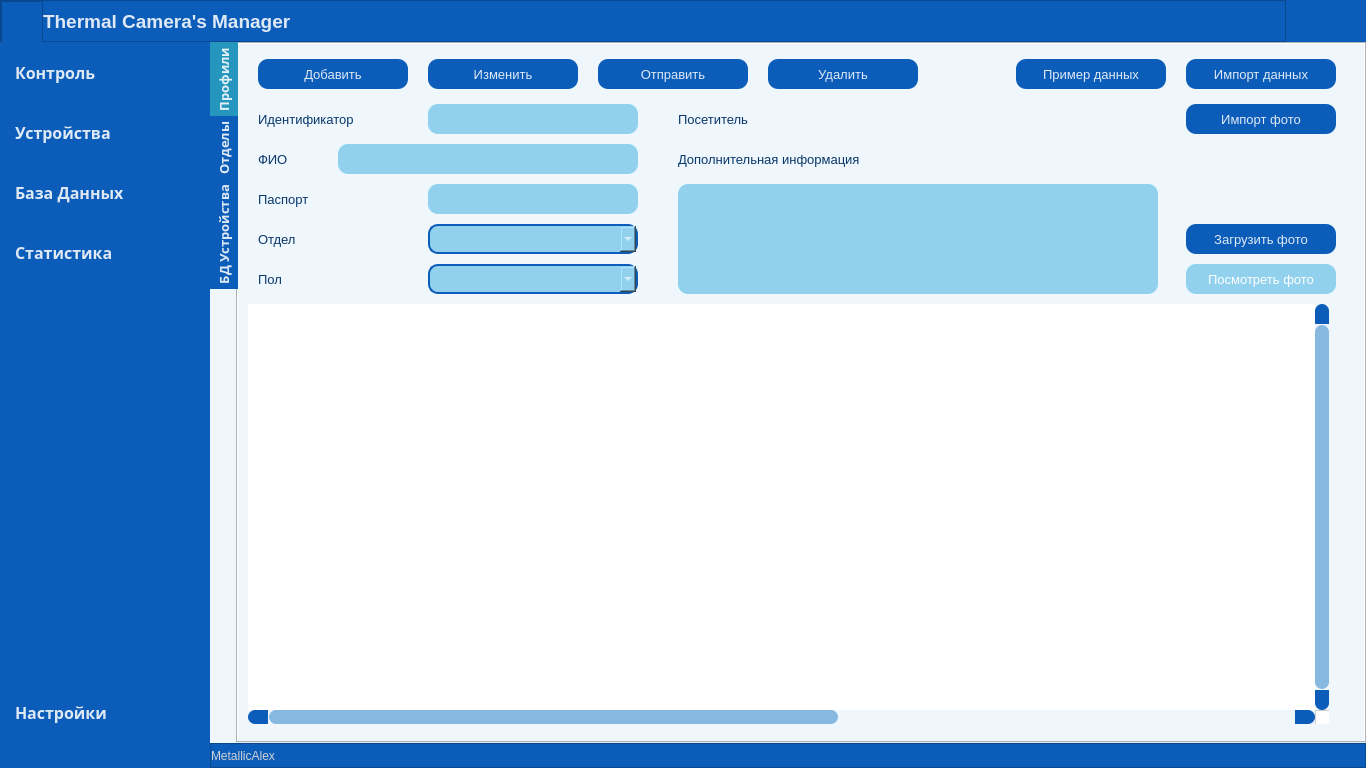
Qt form widget/forms/form_main.ui (MetallicAlex/Thermal-Camera) before a commit.
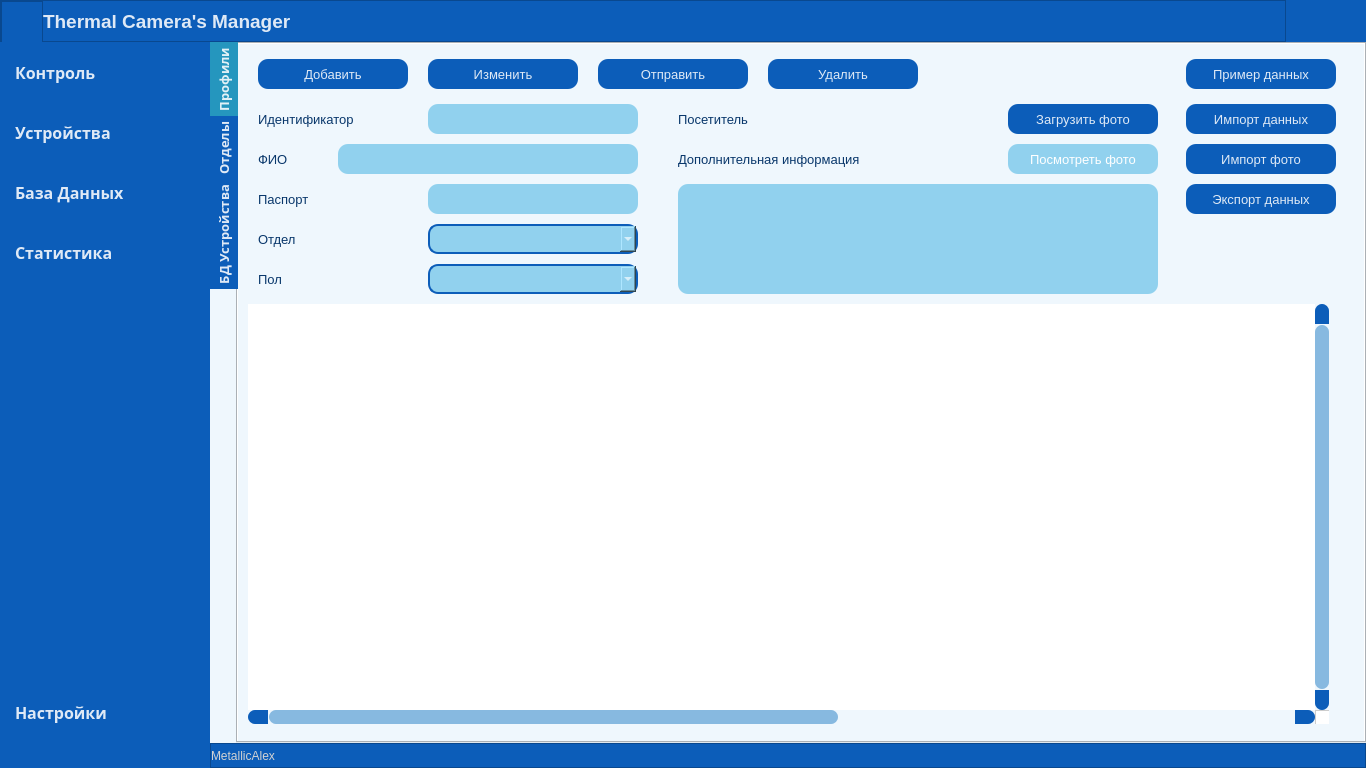
The same form after that commit. Icons and pictures are not drawn.

Commit message: Added blur effect, updated add and delete profile events

Diff of the .ui file:
```diff
--- a/widget/forms/form_main.ui
+++ b/widget/forms/form_main.ui
@@ -3576,7 +3576,7 @@
                  <property name="geometry">
                   <rect>
                    <x>948</x>
-                   <y>60</y>
+                   <y>100</y>
                    <width>150</width>
                    <height>30</height>
                   </rect>
@@ -3736,7 +3736,7 @@
                  <property name="geometry">
                   <rect>
                    <x>948</x>
-                   <y>15</y>
+                   <y>60</y>
                    <width>150</width>
                    <height>30</height>
                   </rect>
@@ -3775,7 +3775,7 @@
                 <widget class="QPushButton" name="button_example_data">
                  <property name="geometry">
                   <rect>
-                   <x>778</x>
+                   <x>948</x>
                    <y>15</y>
                    <width>150</width>
                    <height>30</height>
@@ -4256,8 +4256,8 @@
                 <widget class="QPushButton" name="button_load_photo">
                  <property name="geometry">
                   <rect>
-                   <x>948</x>
-                   <y>180</y>
+                   <x>770</x>
+                   <y>60</y>
                    <width>150</width>
                    <height>30</height>
                   </rect>
@@ -4296,8 +4296,8 @@
                 <widget class="QLabel" name="label_show_photo">
                  <property name="geometry">
                   <rect>
-                   <x>948</x>
-                   <y>220</y>
+                   <x>770</x>
+                   <y>100</y>
                    <width>150</width>
                    <height>30</height>
                   </rect>
@@ -4327,7 +4327,7 @@
                   <rect>
                    <x>440</x>
                    <y>60</y>
-                   <width>150</width>
+                   <width>120</width>
                    <height>30</height>
                   </rect>
                  </property>
@@ -4346,6 +4346,46 @@
                   <string>Посетитель</string>
                  </property>
                 </widget>
+                <widget class="QPushButton" name="button_export_profiles_data">
+                 <property name="geometry">
+                  <rect>
+                   <x>948</x>
+                   <y>140</y>
+                   <width>150</width>
+                   <height>30</height>
+                  </rect>
+                 </property>
+                 <property name="font">
+                  <font>
+                   <family>Segoe UI</family>
+                   <pointsize>10</pointsize>
+                   <weight>50</weight>
+                   <bold>false</bold>
+                  </font>
+                 </property>
+                 <property name="styleSheet">
+                  <string notr="true">QPushButton {
+	border-radius: 10px;	
+	background-color: #0C5DB9;
+	color: rgb(255, 255, 255, 221);
+}
+QPushButton:hover {
+	background-color: #91D1EE;
+	color: rgb(255, 255, 255, 221);
+}
+QPushButton:pressed {	
+	background-color: #87B9E0;
+	color: rgb(255, 255, 255);
+}</string>
+                 </property>
+                 <property name="text">
+                  <string>Экспорт данных</string>
+                 </property>
+                 <property name="icon">
+                  <iconset resource="../files.qrc">
+                   <normaloff>:/16x16/data/resources/icons/16x16/cil-notes.png</normaloff>:/16x16/data/resources/icons/16x16/cil-notes.png</iconset>
+                 </property>
+                </widget>
                </widget>
                <widget class="QWidget" name="tab_departments">
                 <attribute name="title">
```
Left out of the diff: 30 changed lines with no effect on the pictures. The commit also changes 9 other files.
